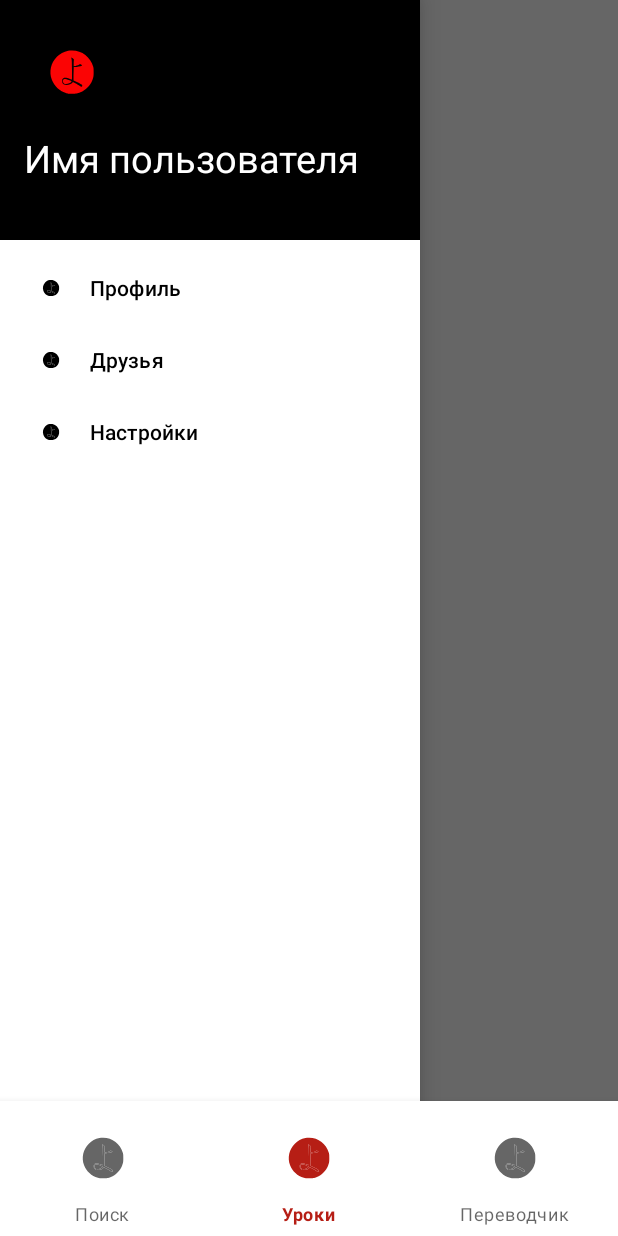
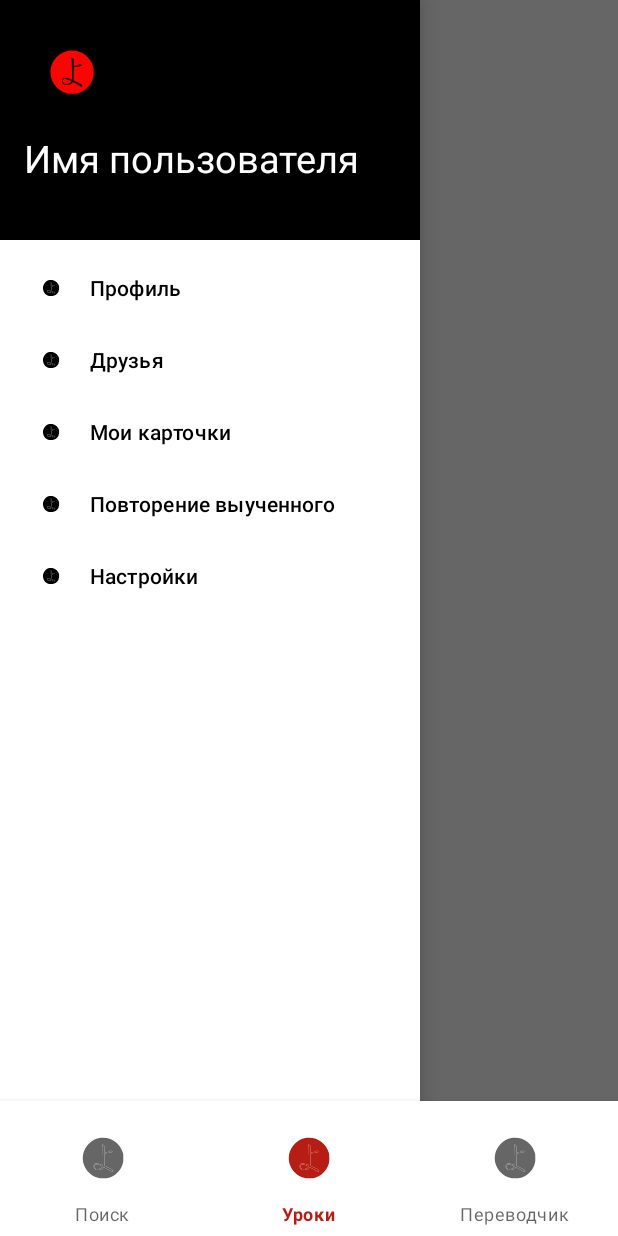
Before and after one commit to matskaleksandr/YomuCards, an Android app built with Jetpack Compose: the LessonsFragment screen opened directly, with no data from a screen before it, with the side drawer open, on a phone screen of 412 x 824 dp. Run offline under Robolectric (Android 15) with nearby library versions, the phone set to English and light mode, and no system bars; our stand-ins replace Firebase (no records; nobody signed in at launch, a user with empty details on screens opened directly); pictures from the network do not load.

Commit message:
base9.9.9

```diff
--- a/app/src/main/res/menu/drawer_menu.xml
+++ b/app/src/main/res/menu/drawer_menu.xml
@@ -10,6 +10,16 @@
         android:icon="@drawable/ic_yo" />
 
     <item
+        android:id="@+id/nav_cards"
+        android:title="Мои карточки"
+        android:icon="@drawable/ic_yo" />
+
+    <item
+        android:id="@+id/nav_Tren"
+        android:title="Повторение выученного"
+        android:icon="@drawable/ic_yo" />
+
+    <item
         android:id="@+id/nav_settings"
         android:title="Настройки"
         android:icon="@drawable/ic_yo" />
```
